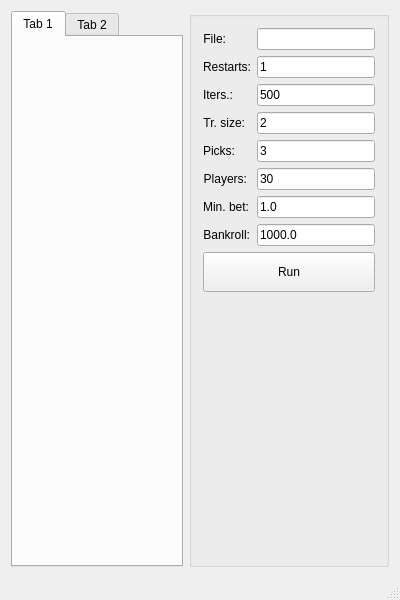
First picture: the form in ATSP/algorithms/betting/mainwindow.ui, repository AndreLadeira/dsc, before the edit.
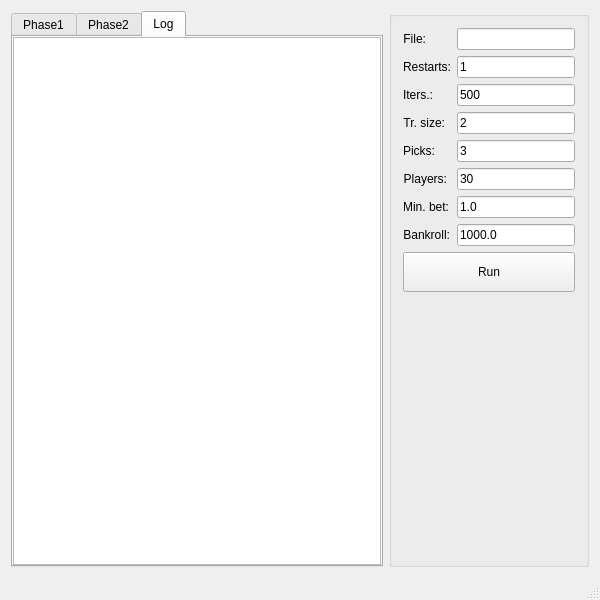
Second picture: the form after the edit. Custom widgets are drawn as their Qt base class.

Patch:
```diff
--- a/ATSP/algorithms/betting/mainwindow.ui
+++ b/ATSP/algorithms/betting/mainwindow.ui
@@ -6,10 +6,16 @@
    <rect>
     <x>0</x>
     <y>0</y>
-    <width>400</width>
+    <width>600</width>
     <height>600</height>
    </rect>
   </property>
+  <property name="minimumSize">
+   <size>
+    <width>600</width>
+    <height>600</height>
+   </size>
+  </property>
   <property name="windowTitle">
    <string>MainWindow</string>
   </property>
@@ -18,19 +24,34 @@
     <item>
      <widget class="QTabWidget" name="tabWidget">
       <property name="sizePolicy">
-       <sizepolicy hsizetype="Expanding" vsizetype="Preferred">
+       <sizepolicy hsizetype="Preferred" vsizetype="Preferred">
         <horstretch>0</horstretch>
         <verstretch>0</verstretch>
        </sizepolicy>
       </property>
+      <property name="tabPosition">
+       <enum>QTabWidget::North</enum>
+      </property>
+      <property name="tabShape">
+       <enum>QTabWidget::Rounded</enum>
+      </property>
       <property name="currentIndex">
-       <number>0</number>
+       <number>2</number>
       </property>
       <widget class="QWidget" name="tabPhase1">
+       <property name="sizePolicy">
+        <sizepolicy hsizetype="Preferred" vsizetype="Preferred">
+         <horstretch>0</horstretch>
+         <verstretch>0</verstretch>
+        </sizepolicy>
+       </property>
        <attribute name="title">
-        <string>Tab 1</string>
+        <string>Phase1</string>
        </attribute>
        <layout class="QHBoxLayout" name="horizontalLayout_2">
+        <property name="spacing">
+         <number>-1</number>
+        </property>
         <property name="leftMargin">
          <number>0</number>
         </property>
@@ -57,8 +78,51 @@
       </widget>
       <widget class="QWidget" name="tabPhase2">
        <attribute name="title">
-        <string>Tab 2</string>
+        <string>Phase2</string>
        </attribute>
+       <layout class="QVBoxLayout" name="verticalLayout">
+        <property name="leftMargin">
+         <number>0</number>
+        </property>
+        <property name="topMargin">
+         <number>0</number>
+        </property>
+        <property name="rightMargin">
+         <number>0</number>
+        </property>
+        <property name="bottomMargin">
+         <number>0</number>
+        </property>
+        <item>
+         <widget class="QCustomPlot" name="plotPhase2" native="true"/>
+        </item>
+       </layout>
+      </widget>
+      <widget class="QWidget" name="tabLog">
+       <attribute name="title">
+        <string>Log</string>
+       </attribute>
+       <layout class="QVBoxLayout" name="verticalLayout_2">
+        <property name="leftMargin">
+         <number>0</number>
+        </property>
+        <property name="topMargin">
+         <number>0</number>
+        </property>
+        <property name="rightMargin">
+         <number>0</number>
+        </property>
+        <property name="bottomMargin">
+         <number>0</number>
+        </property>
+        <item>
+         <widget class="QTextEdit" name="textEdit">
+          <property name="readOnly">
+           <bool>true</bool>
+          </property>
+         </widget>
+        </item>
+       </layout>
       </widget>
      </widget>
     </item>
```
